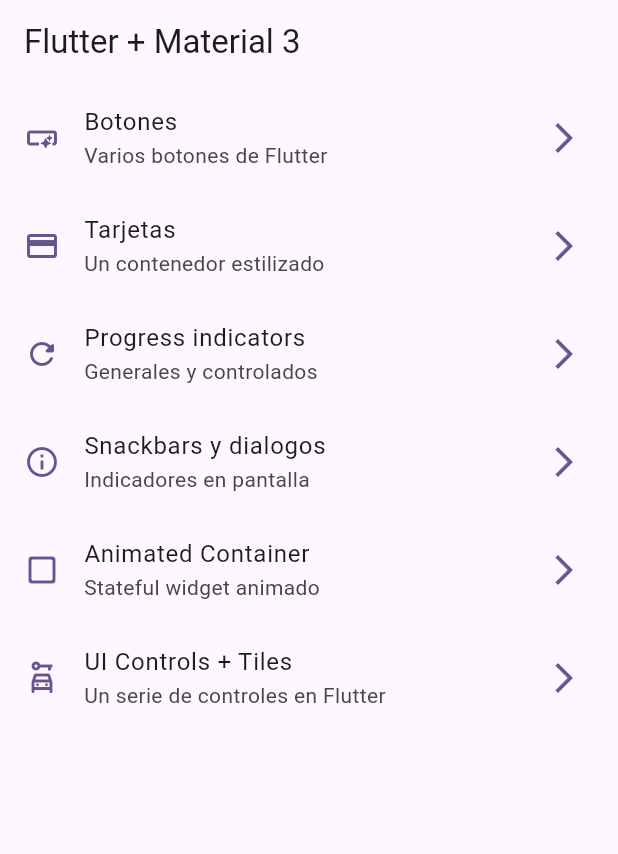
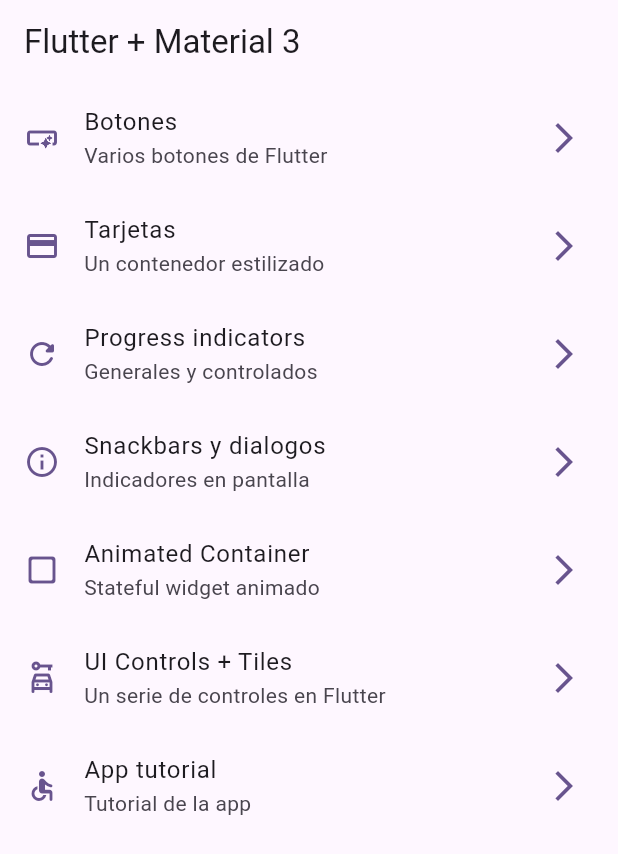
Before and after one commit to juantobon20/widgets_app, a Flutter app: the screen it shows after launch, on a phone screen of 412 x 824 dp. Shown: the top 854 px of the screen. Run offline on Flutter 3.47's test engine with Material 3 defaults, Android fonts, the phone set to English and light mode, and no system bars; our stand-ins replace go_router.

```diff
--- a/lib/config/menu/menu_item.dart
+++ b/lib/config/menu/menu_item.dart
@@ -51,4 +51,10 @@ const appMenuItems = <MenuItem>[
     link: '/ui-controls',
     icon: Icons.car_rental_outlined
   ),
+  MenuItem(
+    title: "App tutorial",
+    subTitle : 'Tutorial de la app',
+    link: '/app-tutorial',
+    icon: Icons.accessible_rounded
+  ),
 ];
--- a/lib/config/route/app_route.dart
+++ b/lib/config/route/app_route.dart
@@ -38,5 +38,11 @@ final appRouter = GoRouter(
       path: '/ui-controls',
       builder: (context, state) => const UiControlsScreen(),
     ),
+
+    GoRoute(
+      name: AppTutorialScreen.name,
+      path: '/app-tutorial',
+      builder: (context, state) => const AppTutorialScreen(),
+    ),
   ],
 );
--- a/pubspec.yaml
+++ b/pubspec.yaml
@@ -18,3 +18,6 @@ dev_dependencies:
 
 flutter:
   uses-material-design: true
+
+assets:
+  - assets/images/
```
Also changed, not shown: assets/images/1.png (added), assets/images/2.png (added), assets/images/3.png (added), assets/images/jar-loading.gif (added).
